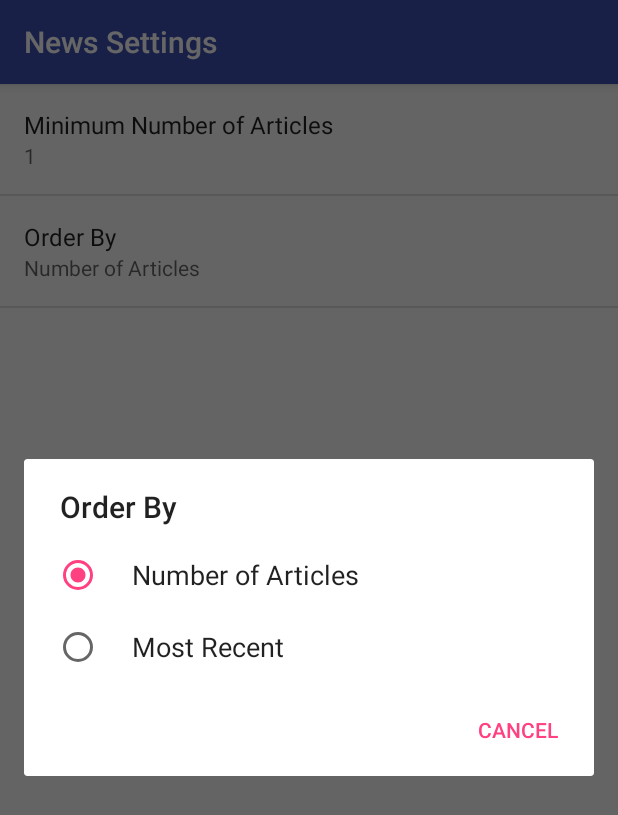
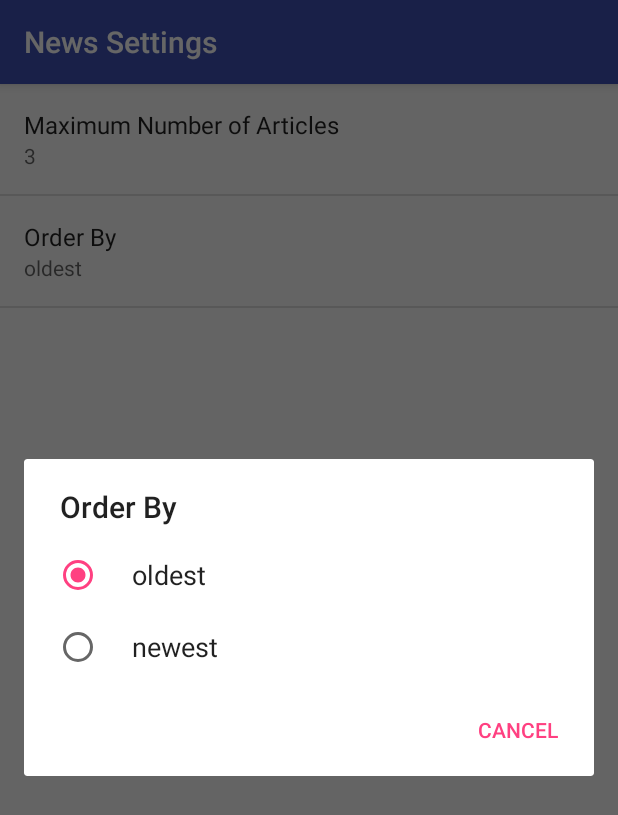
Before and after one commit to curiousclarissa/NewsAppStage1, an Android app: the SettingsActivity screen opened directly, with no data from a screen before it, after a tap on "Order By", on a phone screen of 412 x 824 dp. Shown: the top 815 px of the screen. Run offline under Robolectric (Android 15) with nearby library versions, the phone set to English and light mode, and no system bars.

Commit message:
seems to be working fine. can let you limit the max number of articles and can sort by date.

```diff
--- a/app/src/main/java/com/example/clarissajarem/newsappstage1/SettingsActivity.java
+++ b/app/src/main/java/com/example/clarissajarem/newsappstage1/SettingsActivity.java
@@ -27,8 +27,8 @@ public class SettingsActivity extends AppCompatActivity {
             super.onCreate(savedInstanceState);
             addPreferencesFromResource(R.xml.settings_main);
 
-            Preference minArticles = findPreference(getString(R.string.settings_min_numberofarticles_key));
-            bindPreferenceSummaryToValue(minArticles);
+            Preference maxArticles = findPreference(getString(R.string.settings_max_numberofarticles_key));
+            bindPreferenceSummaryToValue(maxArticles);
 
             Preference orderBy = findPreference(getString(R.string.settings_order_by_key));
             bindPreferenceSummaryToValue(orderBy);
--- a/app/src/main/res/menu/main.xml
+++ b/app/src/main/res/menu/main.xml
@@ -1,7 +1,7 @@
 <?xml version="1.0" encoding="utf-8"?>
 <menu xmlns:android="http://schemas.android.com/apk/res/android"
     xmlns:tools="http://schemas.android.com/tools"
-    tools:context="com.example.android.quakereport.EarthquakeActivity">
+    tools:context="com.example.android.newsappstage1.newsactivity">
     <item
         android:id="@+id/action_settings"
         android:title="@string/settings_menu_item" />
--- a/app/src/main/res/values/arrays.xml
+++ b/app/src/main/res/values/arrays.xml
@@ -1,12 +1,14 @@
 <?xml version="1.0" encoding="utf-8"?>
 <resources>
     <string-array name="settings_order_by_labels">
-        <item>@string/settings_order_by_numberofarticles_label</item>
-        <item>@string/settings_order_by_most_recent_label</item>
+        <item>@string/settings_order_by_oldest_label</item>
+        <item>@string/settings_order_by_newest_label</item>
     </string-array>
 
     <string-array name="settings_order_by_values">
-        <item>@string/settings_order_by_numberofarticles_value</item>
-        <item>@string/settings_order_by_most_recent_value</item>
+        <item>@string/settings_order_by_oldest_value</item>
+        <item>@string/settings_order_by_newest_value</item>
+
     </string-array>
+
 </resources>
--- a/app/src/main/res/values/strings.xml
+++ b/app/src/main/res/values/strings.xml
@@ -17,18 +17,21 @@
     <!-- Error message when there is no internet connectivity [CHAR LIMIT=NONE] -->
     <string name="no_internet_connection">No internet connection.\nPlease connect to network to receive news articles.</string>
     <!-- Label for order-by number of articles option [CHAR LIMIT=20] -->
-    <string name="settings_order_by_numberofarticles_label">Number of Articles</string>
-    <string name="settings_order_by_numberofarticles_value" translatable="false">topic</string>
+    <string name="settings_order_by_numberofarticles_value" translatable="false">10</string>
 
-    <!-- Label for order-by most recent option [CHAR LIMIT=20] -->
-    <string name="settings_order_by_most_recent_label">Most Recent</string>
-    <string name="settings_order_by_most_recent_value" translatable="false">time</string>
+    <!-- Label for order-by oldest option [CHAR LIMIT=20] -->
+    <string name="settings_order_by_oldest_label">oldest</string>
+    <string name="settings_order_by_oldest_value" translatable="false">oldest</string>
+    <!-- Label for order-by newest option [CHAR LIMIT=20] -->
+    <string name="settings_order_by_newest_label">newest</string>
+    <string name="settings_order_by_newest_value" translatable="false">newest</string>
 
-    <string name="settings_min_numberofarticles_label">Minimum Number of Articles</string>
-    <string name="settings_min_numberofarticles_key" translatable="false">min_numberofarticles</string>
-    <string name="settings_min_numberofarticles_default" translatable="false">1</string>
+
+    <string name="settings_max_numberofarticles_label">Maximum Number of Articles</string>
+    <string name="settings_max_numberofarticles_key" translatable="false">max_numberofarticles</string>
+    <string name="settings_max_numberofarticles_default" translatable="false">3</string>
     <!-- Strings For Order-By Preference [CHAR LIMIT=30] -->
     <string name="settings_order_by_label">Order By</string>
     <string name="settings_order_by_key" translatable="false">order_by</string>
-    <string name="settings_order_by_default" translatable="false">@string/settings_order_by_numberofarticles_value</string>
+    <string name="settings_order_by_default" translatable="false">@string/settings_order_by_oldest_value</string>
 </resources>
--- a/app/src/main/res/xml/settings_main.xml
+++ b/app/src/main/res/xml/settings_main.xml
@@ -4,11 +4,11 @@
     android:title="@string/settings_title">
 
     <EditTextPreference
-        android:defaultValue="@string/settings_min_numberofarticles_default"
+        android:defaultValue="@string/settings_max_numberofarticles_default"
         android:inputType="numberDecimal"
-        android:key="@string/settings_min_numberofarticles_key"
+        android:key="@string/settings_max_numberofarticles_key"
         android:selectAllOnFocus="true"
-        android:title="@string/settings_min_numberofarticles_label" />
+        android:title="@string/settings_max_numberofarticles_label" />
     <ListPreference
         android:defaultValue="@string/settings_order_by_default"
         android:entries="@array/settings_order_by_labels"
```
Also changed, not shown: app/src/main/java/com/example/clarissajarem/newsappstage1/NewsActivity.java (+9 -7 lines).
